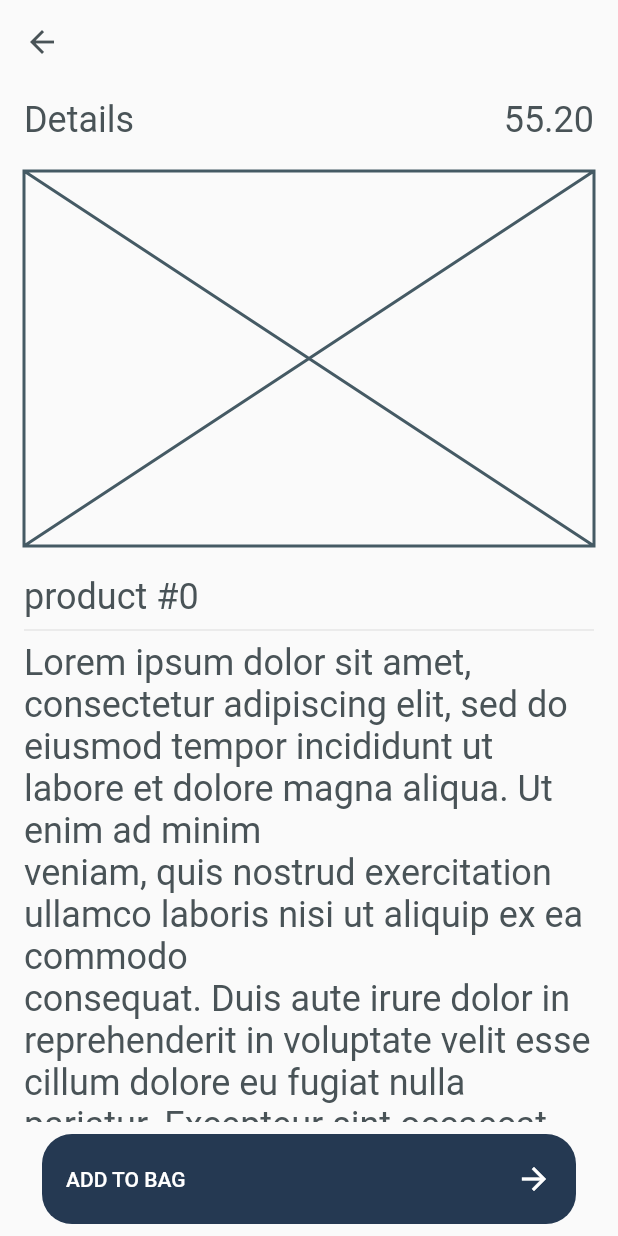
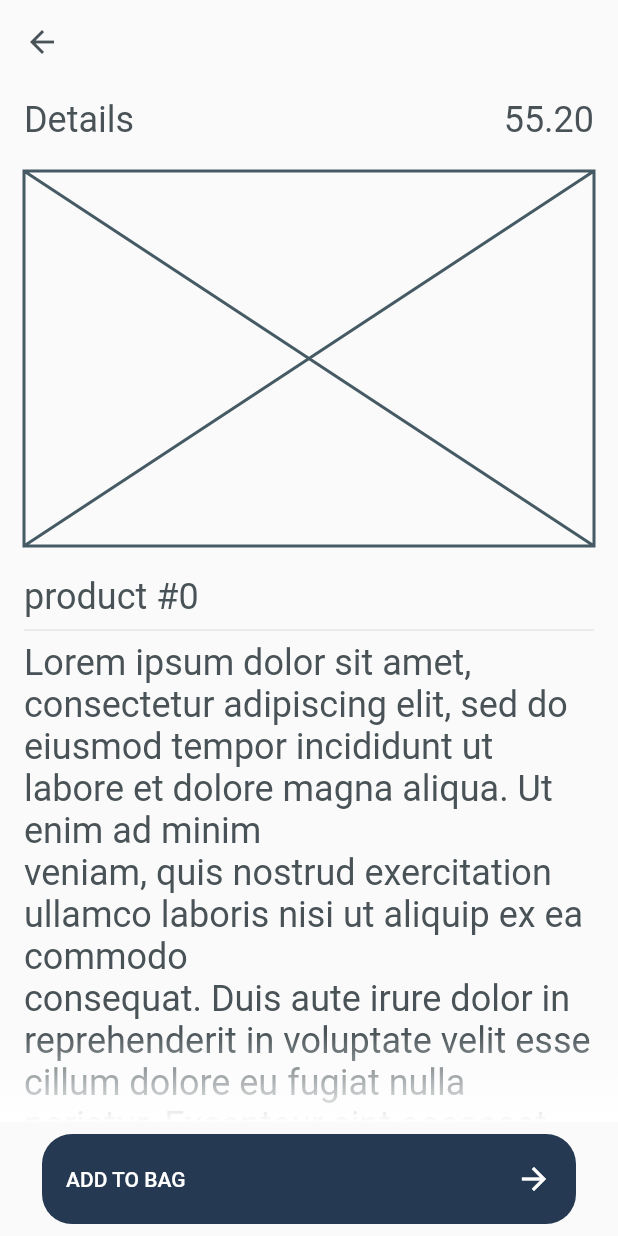
Before and after one commit to byshy/state_management_session, a Flutter app: the screen it shows after launch, after a tap on an icon or button, on a phone screen of 412 x 824 dp. Run offline on Flutter 3.47's test engine with Material 2 defaults, Android fonts, the phone set to English and light mode, and no system bars; our stand-ins replace get_it, shared_preferences.

Commit message:
add gradiant to product details

```diff
--- a/lib/features/products/product_details_screen.dart
+++ b/lib/features/products/product_details_screen.dart
@@ -15,7 +15,9 @@ class ProductDetailsScreen extends StatelessWidget {
     return Scaffold(
       key: sl<ProductsProvider>().productDetailsScaffoldKey,
       appBar: AppBar(),
-      body: ListView(
+      body: Stack(
+        children: <Widget>[
+          ListView(
             padding: const EdgeInsets.symmetric(horizontal: 16.0, vertical: 10),
             children: <Widget>[
               Row(
@@ -57,6 +59,25 @@ class ProductDetailsScreen extends StatelessWidget {
               ),
             ],
           ),
+          Positioned.fill(
+            child: Container(
+              height: 60,
+              decoration: BoxDecoration(
+                gradient: LinearGradient(
+                  stops: [0, 1],
+                  begin: Alignment.topCenter,
+                  end: Alignment.bottomCenter,
+                  colors: [
+                    Color(0x00FFFFFF),
+                    Colors.white,
+                  ],
+                ),
+              ),
+            ),
+            top: null,
+          ),
+        ],
+      ),
       bottomNavigationBar: CustomFlatButton(
         child: Text(
           'ADD TO BAG',
```
Lines whose indentation alone changed are shown as unchanged.
